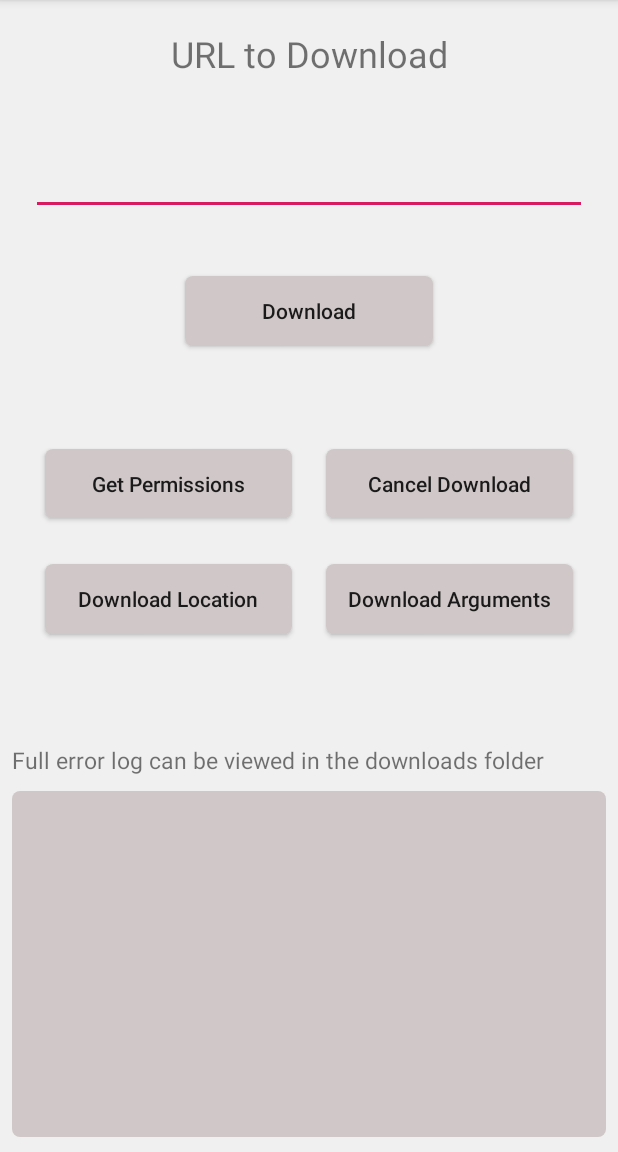
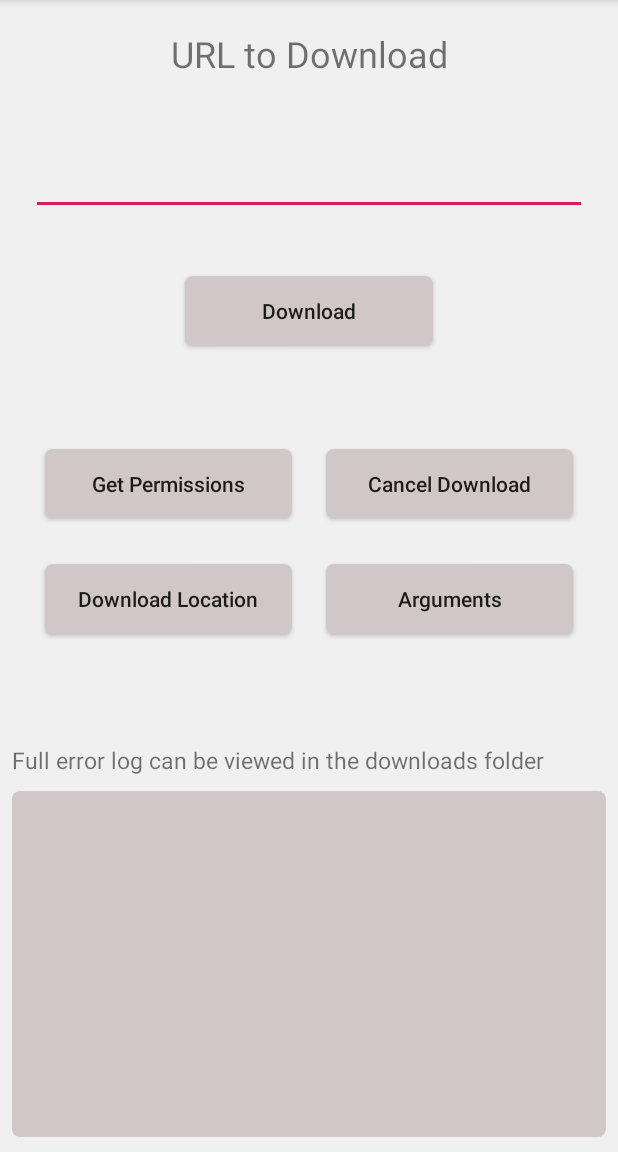
Before and after one commit to daniel-sudz/simple-dl, an Android app: the screen it shows after launch (MainActivity), on a phone screen of 412 x 824 dp, the part 84-1236 px from its top. Run offline under Robolectric (Android 15) with nearby library versions, the phone set to English and light mode, and no system bars; libraries missing offline, so code that uses them is left out: com.chaquo.python, com.jakewharton.processphoenix.

Commit message:
button text changed

```diff
--- a/app/build.gradle
+++ b/app/build.gradle
@@ -21,7 +21,7 @@ android {
         applicationId "com.dansudz.simpledl"
         minSdkVersion 17 //23
         targetSdkVersion 29 //29
-        versionCode 11
+        versionCode 12
         versionName "1.0.0"
         testInstrumentationRunner "androidx.test.runner.AndroidJUnitRunner"
     }
--- a/app/src/main/res/layout/activity_main.xml
+++ b/app/src/main/res/layout/activity_main.xml
@@ -218,7 +218,7 @@
 
 
         android:importantForAutofill="no"
-        android:text="Download Arguments"
+        android:text="Arguments"
 
         android:textAllCaps="false"
         app:layout_constraintBottom_toTopOf="@id/guideline1"
```
